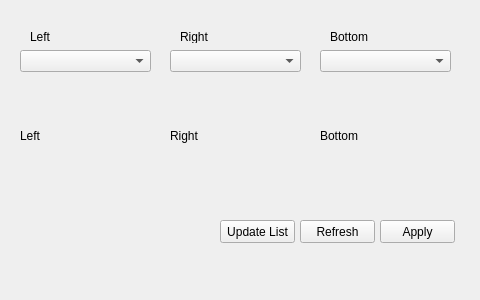
The window that Hanse/Module_Webcams/form_webcams.ui (iti-luebeck/HANSE2011) describes before a commit, drawn with Qt 5.
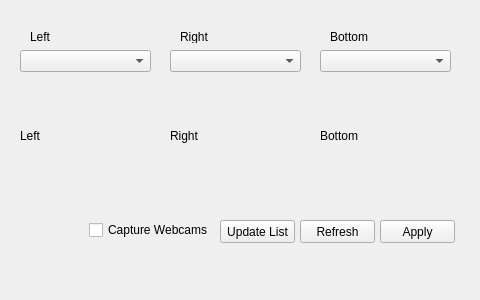
The same window after the commit.

```diff
--- a/Hanse/Module_Webcams/form_webcams.ui
+++ b/Hanse/Module_Webcams/form_webcams.ui
@@ -169,6 +169,19 @@
     <string>Update List</string>
    </property>
   </widget>
+  <widget class="QCheckBox" name="checkBox">
+   <property name="geometry">
+    <rect>
+     <x>89</x>
+     <y>220</y>
+     <width>121</width>
+     <height>20</height>
+    </rect>
+   </property>
+   <property name="text">
+    <string>Capture Webcams</string>
+   </property>
+  </widget>
  </widget>
  <resources/>
  <connections/>
```
